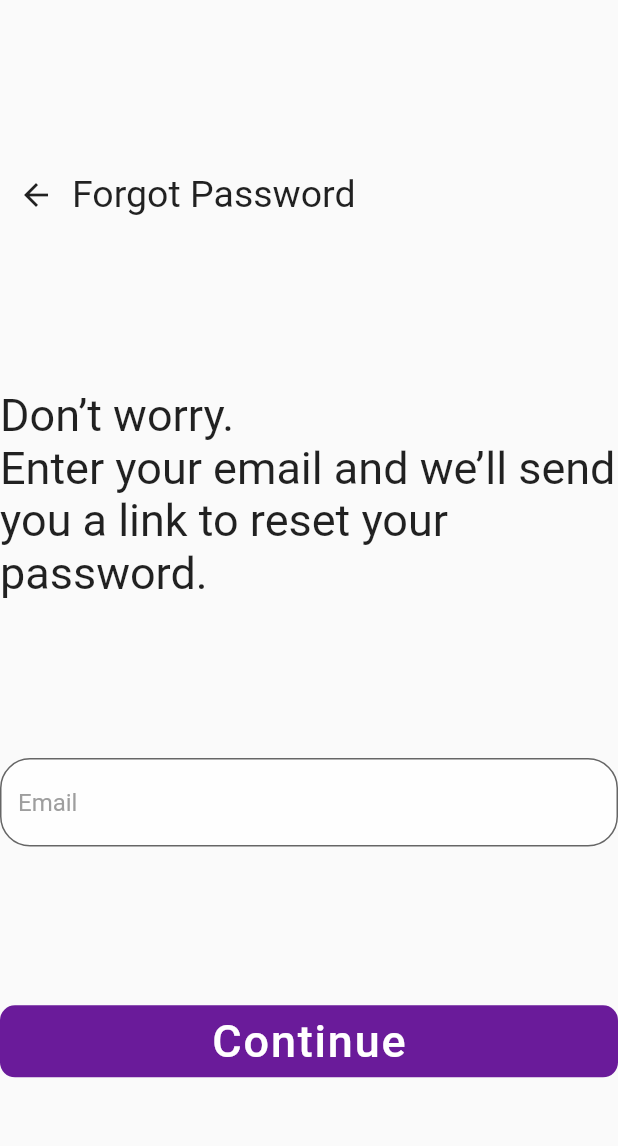
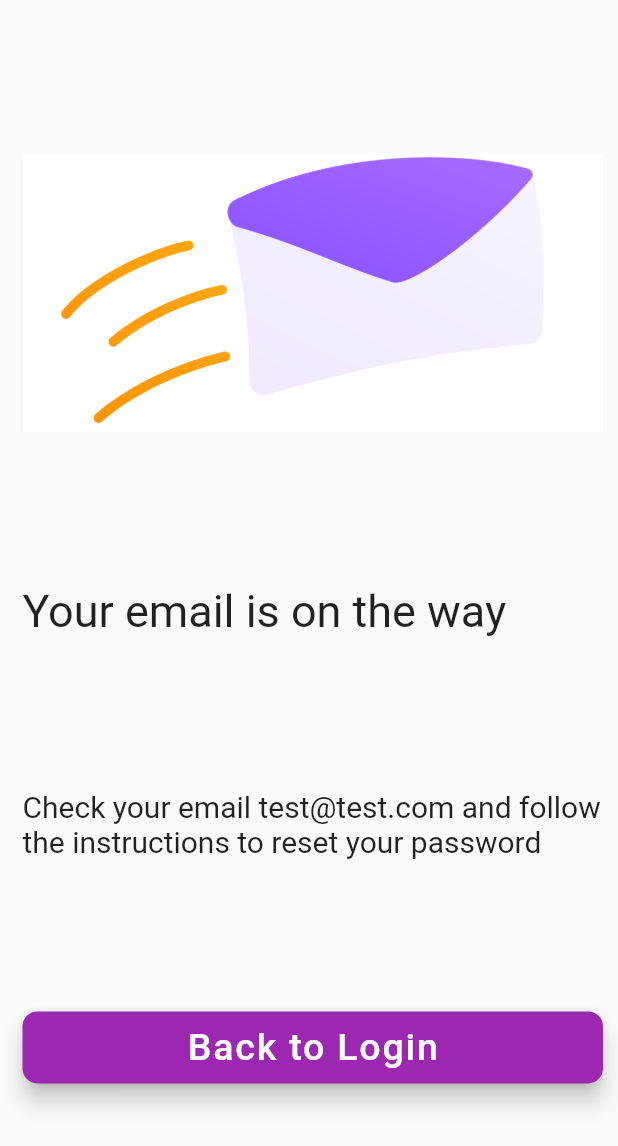
Before and after one commit to 116Eyosi/ExpenseTracker, a Flutter app: the ForgotPass screen opened directly, after a tap on "Continue", on a phone screen of 412 x 824 dp. Shown: the top 1146 px of the screen. Run offline on Flutter 3.47's test engine with Material 2 defaults, Android fonts, the phone set to English and light mode, and no system bars.

```diff
--- /dev/null
+++ b/one/lib/Reg/Login/AccessPage.dart
@@ -0,0 +1,45 @@
+import 'package:flutter/material.dart';
+import 'LogIn.dart';
+
+
+class Access extends StatelessWidget {
+  const Access({Key? key}) : super(key: key);
+
+  @override
+  Widget build(BuildContext context) {
+    return Scaffold(
+      body: Padding(
+        padding: const EdgeInsets.fromLTRB(15.0, 0.0, 10.0, 0.0),
+        child: Column(
+          mainAxisAlignment: MainAxisAlignment.spaceEvenly,
+          crossAxisAlignment: CrossAxisAlignment.stretch,
+          children: [
+            Image.asset('assets/sentemail.png'),
+            const Text('Your email is on the way',
+            style: TextStyle(
+              fontSize: 30.0,
+            ),),
+            const Text('Check your email test@test.com and follow the instructions to reset your password',
+            style: TextStyle(
+              fontSize: 20.0
+            ),),
+            FloatingActionButton.extended(
+                backgroundColor: Colors.purple[500],
+                onPressed: (){
+                  Navigator.pop(context,
+                  MaterialPageRoute(builder: (context) => LogIn()));
+                },
+                label: Text('Back to Login',
+                style: TextStyle(
+                  fontSize: 25.0
+                ),),
+              shape: RoundedRectangleBorder(
+                  borderRadius: BorderRadius.all(Radius.circular(10.0))
+              ),
+            ),
+          ],
+        ),
+      ),
+    );
+  }
+}
--- a/one/lib/Reg/Login/ForgotPassword.dart
+++ b/one/lib/Reg/Login/ForgotPassword.dart
@@ -1,6 +1,6 @@
 import 'package:flutter/material.dart';
 import 'LogIn.dart';
-
+import 'AccessPage.dart';
 class ForgotPass extends StatefulWidget {
   const ForgotPass({Key? key}) : super(key: key);
 
@@ -45,7 +45,11 @@ class _ForgotPassState extends State<ForgotPass> {
           FloatingActionButton.extended(
               backgroundColor: Colors.purple[800],
               elevation: 0.0,
-              onPressed: () {},
+              onPressed: () {
+                Navigator.push(context,
+                MaterialPageRoute(builder: (context) => Access())
+                );
+              },
               label: Text('Continue',
               style: TextStyle(
                 fontSize: 30.0
--- a/one/lib/Reg/Login/LogIn.dart
+++ b/one/lib/Reg/Login/LogIn.dart
@@ -1,5 +1,5 @@
 import 'package:flutter/material.dart';
-import 'SignUp.dart';
+import '../SignUp/SignUp.dart';
 import 'ForgotPassword.dart';
 
 class LogIn extends StatefulWidget {
--- a/one/lib/Reg/SignUp/SignUp.dart
+++ b/one/lib/Reg/SignUp/SignUp.dart
@@ -1,7 +1,7 @@
 import 'package:flutter/cupertino.dart';
 import 'package:flutter/material.dart';
 import 'package:one/page1.dart';
-import 'LogIn.dart';
+import '../LogIn/LogIn.dart';
 
 
 
```
Also changed, not shown: one/assets/sentemail.png.
